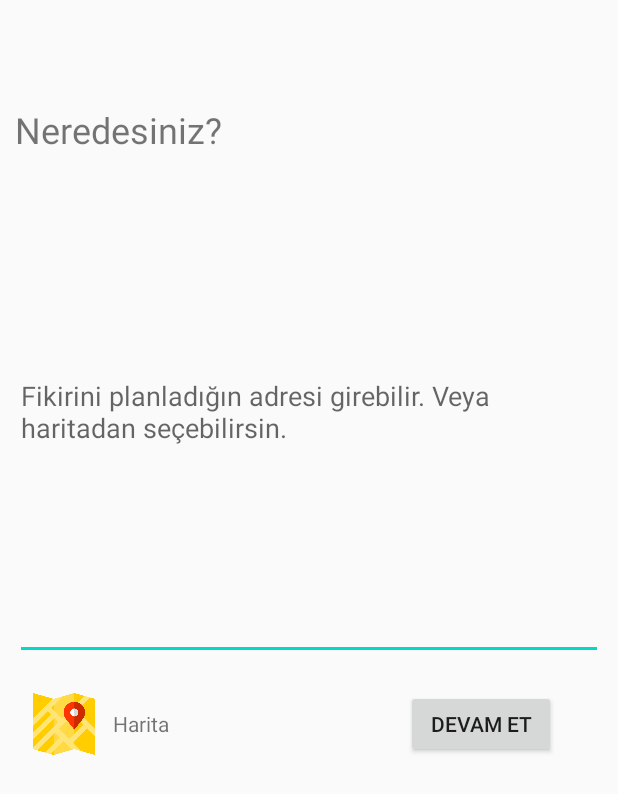
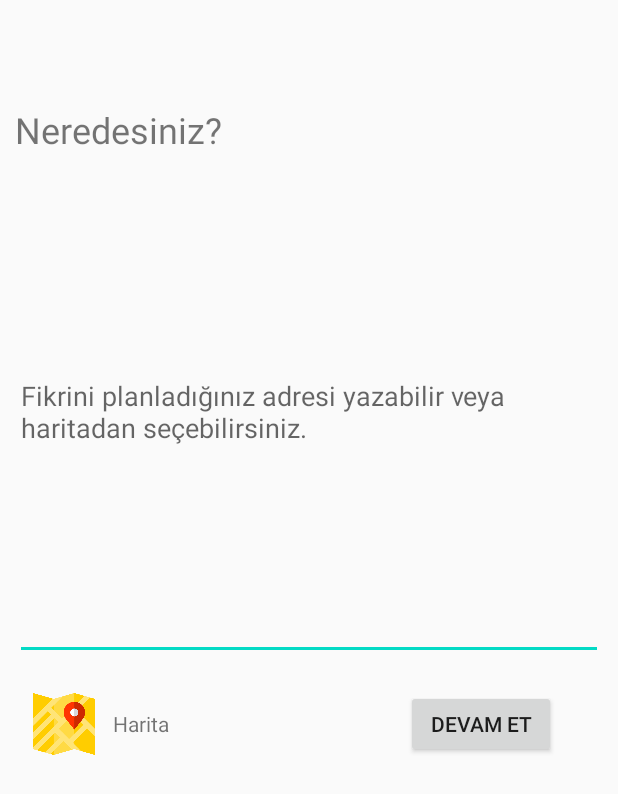
Before and after one commit to mustafayurdakul/codemamak-noname, an Android app: the layout activity_add_location.xml on its own in the app's theme, with its tools: preview values and no code run, on a phone screen of 412 x 824 dp. Shown: the top 794 px of the screen. Run offline under Robolectric (Android 15) with nearby library versions, the phone set to English and light mode, and no system bars.

Commit message:
Harita düzetildi.

```diff
--- a/app/src/main/java/com/example/codemamak_noname/SplashActivity.java
+++ b/app/src/main/java/com/example/codemamak_noname/SplashActivity.java
@@ -24,8 +24,6 @@ public class SplashActivity extends AppCompatActivity {
                 startActivity(intent);
                 finish();
             }
-        }, 700);
-
-
+        }, 1000);
     }
 }
--- a/app/src/main/res/layout/activity_add_opinion.xml
+++ b/app/src/main/res/layout/activity_add_opinion.xml
@@ -21,7 +21,7 @@
         android:layout_height="330dp"
         android:layout_marginLeft="10dp"
         android:layout_marginRight="10dp"
-        android:hint="Burada kendi fikrinizi belirtebilir. Eklemek istediğiniz görselleri ekleyebilirsiniz."
+        android:hint="Fikrinizi belirtebilir ve görsel ekleyebilirsiniz."
         android:inputType="text|textMultiLine" />
 
     <LinearLayout
--- a/app/src/main/res/layout/activity_maps.xml
+++ b/app/src/main/res/layout/activity_maps.xml
@@ -37,7 +37,7 @@
     <fragment xmlns:tools="http://schemas.android.com/tools"
         android:id="@+id/map"
         android:name="com.google.android.gms.maps.SupportMapFragment"
-        android:layout_width="380dp"
+        android:layout_width="fill_parent"
         android:layout_height="440dp"
         android:layout_marginLeft="17dp"
         android:layout_marginTop="20dp"
--- a/app/src/main/res/layout/activity_marker_kutuphane.xml
+++ b/app/src/main/res/layout/activity_marker_kutuphane.xml
@@ -29,7 +29,7 @@
             android:layout_marginLeft="10dp"
             android:layout_marginRight="10dp"
             android:layout_marginBottom="10dp"
-            android:text="Ege Mahallesi Halk Kütüphanesinin yeni bir tabelaya ."
+            android:text="Ege Mahallesi Halk Kütüphanesinin yeni bir tabelaya ihtiyacı var."
             android:textSize="16dp" />
 
         <LinearLayout
--- a/app/src/main/res/values/strings.xml
+++ b/app/src/main/res/values/strings.xml
@@ -6,7 +6,7 @@
     <string name="logoutText">Çıkış Yap</string>
     <string name="addButtonText">Fikir Paylaş</string>
     <string name="addButtonTextDesc">Yeni bir fikrin mi var? \nBizimle paylaş!</string>
-    <string name="addOpinionDesc">Fikirini planladığın adresi girebilir. Veya haritadan seçebilirsin.</string>
+    <string name="addOpinionDesc">Fikrini planladığınız adresi yazabilir veya haritadan seçebilirsiniz.</string>
     <string name="mapText">Harita</string>
     <string name="headingOpinionPage">Neredesiniz?</string>
     <string name="addFilesText">Dosya Ekle</string>
```
Also changed, not shown: app/src/main/res/drawable-v24/logo.png (added).
